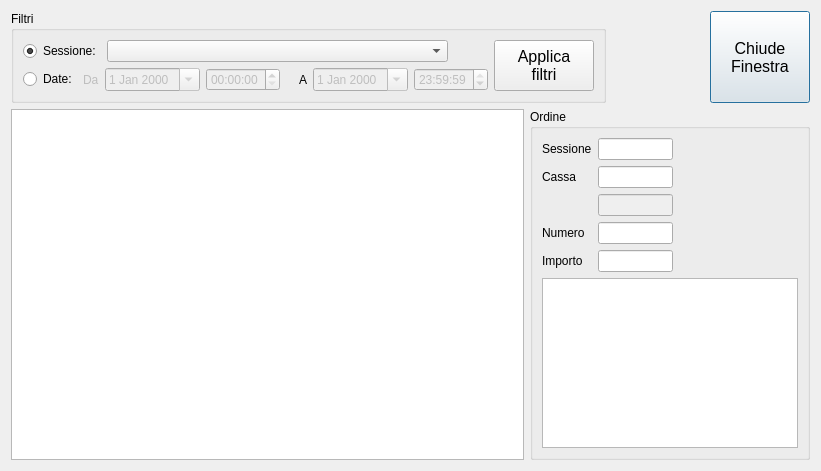
mtonin/gestcassa, file src/storicoordini.ui: the form before one commit.
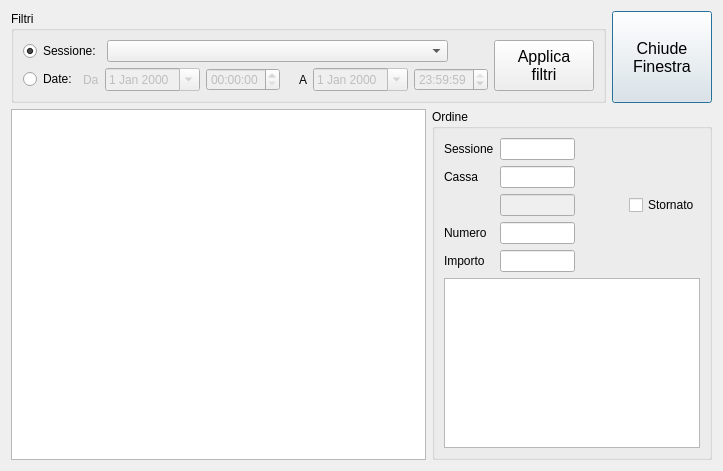
The form after the commit.

Commit message: - modificato form storico ordini per storno

The edit to the form file:
```diff
--- a/src/storicoordini.ui
+++ b/src/storicoordini.ui
@@ -6,7 +6,7 @@
    <rect>
     <x>0</x>
     <y>0</y>
-    <width>821</width>
+    <width>702</width>
     <height>471</height>
    </rect>
   </property>
@@ -16,7 +16,7 @@
   <property name="modal">
    <bool>true</bool>
   </property>
-  <layout class="QVBoxLayout" name="verticalLayout_2" stretch="0,1">
+  <layout class="QVBoxLayout" name="verticalLayout_2" stretch="0,0">
    <item>
     <layout class="QHBoxLayout" name="horizontalLayout_3" stretch="0,1,0">
      <item>
@@ -246,15 +246,21 @@
     </layout>
    </item>
    <item>
-    <layout class="QHBoxLayout" name="horizontalLayout_2">
+    <layout class="QHBoxLayout" name="horizontalLayout_2" stretch="1,0">
      <item>
       <widget class="QTableView" name="ordiniTable">
        <property name="sizePolicy">
-        <sizepolicy hsizetype="Expanding" vsizetype="Expanding">
-         <horstretch>1</horstretch>
+        <sizepolicy hsizetype="MinimumExpanding" vsizetype="Expanding">
+         <horstretch>0</horstretch>
          <verstretch>0</verstretch>
         </sizepolicy>
        </property>
+       <property name="minimumSize">
+        <size>
+         <width>400</width>
+         <height>0</height>
+        </size>
+       </property>
        <property name="palette">
         <palette>
          <active>
@@ -338,6 +344,12 @@
      </item>
      <item>
       <widget class="QGroupBox" name="groupBox_2">
+       <property name="sizePolicy">
+        <sizepolicy hsizetype="Minimum" vsizetype="Preferred">
+         <horstretch>0</horstretch>
+         <verstretch>0</verstretch>
+        </sizepolicy>
+       </property>
        <property name="title">
         <string>Ordine</string>
        </property>
@@ -484,6 +496,13 @@
             </property>
            </spacer>
           </item>
+          <item>
+           <widget class="QCheckBox" name="stornoBox">
+            <property name="text">
+             <string>Stornato</string>
+            </property>
+           </widget>
+          </item>
          </layout>
         </item>
         <item>
```
The commit also changes 3 other files.
